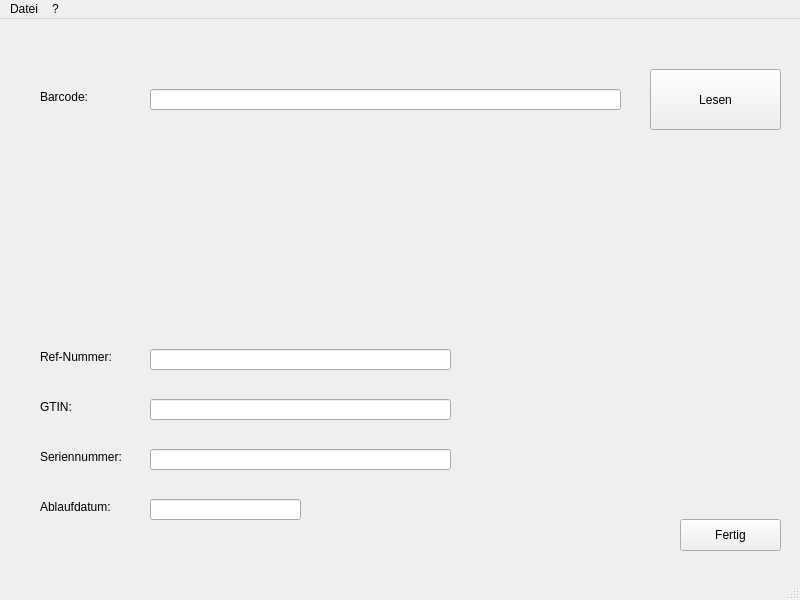
Old version of the form mainwindow/mainwindow.ui in the repository Bradyphrenia/op_barcode.
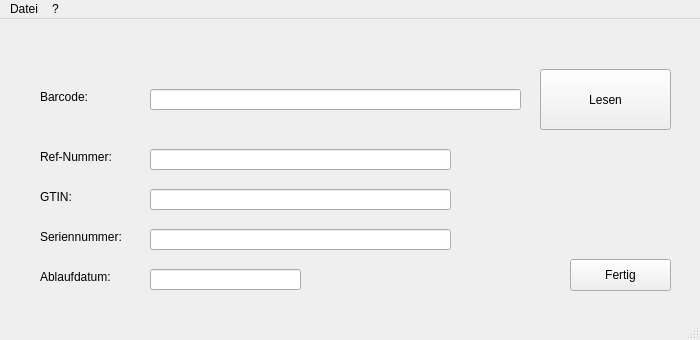
New version of the form.

What changed in the file:
```diff
--- a/mainwindow/mainwindow.ui
+++ b/mainwindow/mainwindow.ui
@@ -6,20 +6,20 @@
    <rect>
     <x>0</x>
     <y>0</y>
-    <width>800</width>
-    <height>600</height>
+    <width>700</width>
+    <height>340</height>
    </rect>
   </property>
   <property name="minimumSize">
    <size>
-    <width>800</width>
-    <height>600</height>
+    <width>700</width>
+    <height>340</height>
    </size>
   </property>
   <property name="maximumSize">
    <size>
-    <width>800</width>
-    <height>600</height>
+    <width>700</width>
+    <height>340</height>
    </size>
   </property>
   <property name="windowTitle">
@@ -31,7 +31,7 @@
      <rect>
       <x>150</x>
       <y>70</y>
-      <width>471</width>
+      <width>371</width>
       <height>21</height>
      </rect>
     </property>
@@ -40,7 +40,7 @@
     <property name="geometry">
      <rect>
       <x>150</x>
-      <y>380</y>
+      <y>170</y>
       <width>301</width>
       <height>21</height>
      </rect>
@@ -50,7 +50,7 @@
     <property name="geometry">
      <rect>
       <x>150</x>
-      <y>430</y>
+      <y>210</y>
       <width>301</width>
       <height>21</height>
      </rect>
@@ -60,7 +60,7 @@
     <property name="geometry">
      <rect>
       <x>150</x>
-      <y>480</y>
+      <y>250</y>
       <width>151</width>
       <height>21</height>
      </rect>
@@ -69,8 +69,8 @@
    <widget class="QPushButton" name="pushButton_ok">
     <property name="geometry">
      <rect>
-      <x>680</x>
-      <y>500</y>
+      <x>570</x>
+      <y>240</y>
       <width>101</width>
       <height>32</height>
      </rect>
@@ -82,7 +82,7 @@
    <widget class="QPushButton" name="pushButton_decode">
     <property name="geometry">
      <rect>
-      <x>650</x>
+      <x>540</x>
       <y>50</y>
       <width>131</width>
       <height>61</height>
@@ -109,7 +109,7 @@
     <property name="geometry">
      <rect>
       <x>40</x>
-      <y>380</y>
+      <y>170</y>
       <width>58</width>
       <height>16</height>
      </rect>
@@ -122,7 +122,7 @@
     <property name="geometry">
      <rect>
       <x>40</x>
-      <y>430</y>
+      <y>210</y>
       <width>111</width>
       <height>16</height>
      </rect>
@@ -135,7 +135,7 @@
     <property name="geometry">
      <rect>
       <x>40</x>
-      <y>480</y>
+      <y>250</y>
       <width>101</width>
       <height>16</height>
      </rect>
@@ -148,7 +148,7 @@
     <property name="geometry">
      <rect>
       <x>40</x>
-      <y>330</y>
+      <y>130</y>
       <width>91</width>
       <height>16</height>
      </rect>
@@ -161,7 +161,7 @@
     <property name="geometry">
      <rect>
       <x>150</x>
-      <y>330</y>
+      <y>130</y>
       <width>301</width>
       <height>21</height>
      </rect>
@@ -173,8 +173,8 @@
     <rect>
      <x>0</x>
      <y>0</y>
-     <width>800</width>
-     <height>24</height>
+     <width>700</width>
+     <height>21</height>
     </rect>
    </property>
    <widget class="QMenu" name="menuDatei">
```
